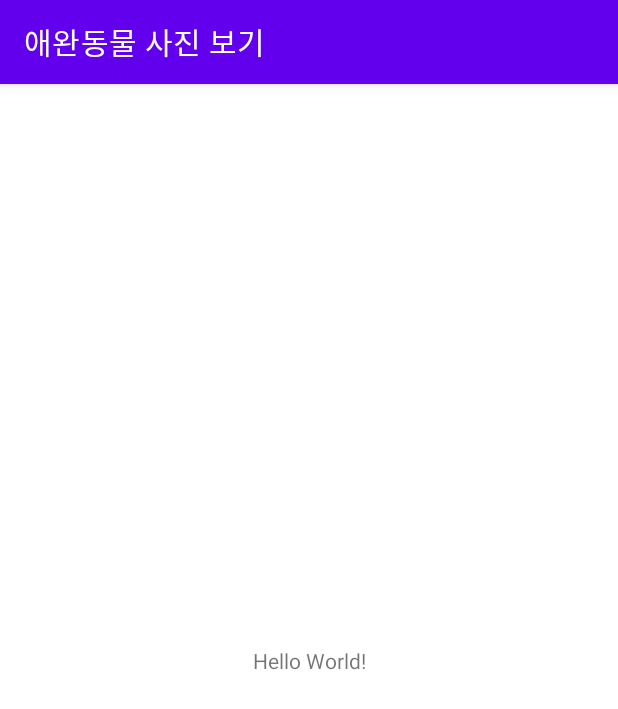
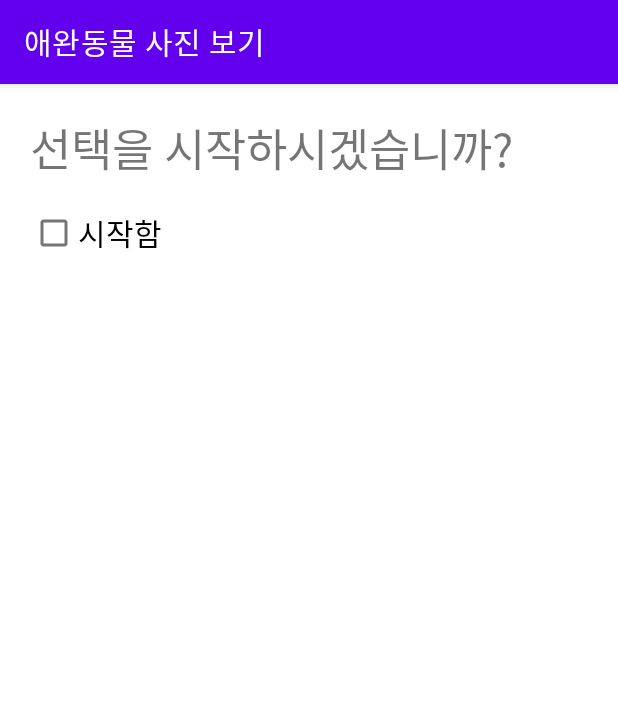
Before and after one commit to Uque1013/PetPhoto, an Android app: the screen it shows after launch (MainActivity), on a phone screen of 412 x 824 dp. Shown: the top 709 px of the screen. Run offline under Robolectric (Android 15) with nearby library versions, the phone set to English and light mode, and no system bars.

Commit message:
선택, 시작, 체크박스 완료

```diff
--- a/app/src/main/java/kr/hs/emirim/kye/petphoto/MainActivity.kt
+++ b/app/src/main/java/kr/hs/emirim/kye/petphoto/MainActivity.kt
@@ -1,11 +1,40 @@
 package kr.hs.emirim.kye.petphoto
 
+import android.annotation.SuppressLint
 import androidx.appcompat.app.AppCompatActivity
 import android.os.Bundle
+import android.view.View
+import android.widget.Button
+import android.widget.CheckBox
+import android.widget.ImageView
+import android.widget.LinearLayout
+import android.widget.RadioGroup
 
 class MainActivity : AppCompatActivity() {
+    lateinit var checkStart:CheckBox
+    lateinit var rg:RadioGroup
+    lateinit var linear:LinearLayout
+    lateinit var btnDone:Button
+    lateinit var imgv:ImageView
+
+    @SuppressLint("MissingInflatedId")
     override fun onCreate(savedInstanceState: Bundle?) {
         super.onCreate(savedInstanceState)
         setContentView(R.layout.activity_main)
+        checkStart = findViewById(R.id.check_start)
+        rg = findViewById(R.id.rg)
+        linear = findViewById(R.id.linear)
+        btnDone = findViewById(R.id.btn_done)
+        imgv = findViewById(R.id.imgv)
+        linear.visibility = View.INVISIBLE
+
+        checkStart.setOnCheckedChangeListener { compoundButton, b ->
+            if(checkStart.isChecked){
+                linear.visibility = View.VISIBLE
+            }
+            else {
+                linear.visibility = View.INVISIBLE
+            }
+        }
     }
 }
--- a/app/src/main/res/layout/activity_main.xml
+++ b/app/src/main/res/layout/activity_main.xml
@@ -1,18 +1,75 @@
 <?xml version="1.0" encoding="utf-8"?>
-<androidx.constraintlayout.widget.ConstraintLayout xmlns:android="http://schemas.android.com/apk/res/android"
+<LinearLayout xmlns:android="http://schemas.android.com/apk/res/android"
     xmlns:app="http://schemas.android.com/apk/res-auto"
     xmlns:tools="http://schemas.android.com/tools"
     android:layout_width="match_parent"
     android:layout_height="match_parent"
+    android:orientation="vertical"
+    android:padding="@dimen/padding_medium"
     tools:context=".MainActivity">
 
     <TextView
         android:layout_width="wrap_content"
         android:layout_height="wrap_content"
-        android:text="Hello World!"
-        app:layout_constraintBottom_toBottomOf="parent"
-        app:layout_constraintEnd_toEndOf="parent"
-        app:layout_constraintStart_toStartOf="parent"
-        app:layout_constraintTop_toTopOf="parent" />
+        android:text="@string/text_select_start"
+        android:textSize="@dimen/text_size_large"
+        android:layout_marginBottom="@dimen/margin_small"
+        />
+    <CheckBox
+        android:id="@+id/check_start"
+        android:layout_width="wrap_content"
+        android:layout_height="wrap_content"
+        android:text="@string/check_start"
+        android:textSize="@dimen/text_size_medium"
+        />
+    <LinearLayout
+        android:id="@+id/linear"
+        android:layout_width="match_parent"
+        android:layout_height="match_parent"
+        android:orientation="vertical"
+        android:background="#F4F4B5">
+        <TextView
+            android:layout_width="wrap_content"
+            android:layout_height="wrap_content"
+            android:text="@string/text_favorite_pet"
+            android:textSize="@dimen/text_size_medium"
+            />
+        <RadioGroup
+            android:id="@+id/rg"
+            android:layout_width="wrap_content"
+            android:layout_height="wrap_content">
+            <RadioButton
+                android:id="@+id/radio_dog"
+                android:layout_width="wrap_content"
+                android:layout_height="wrap_content"
+                android:text="@string/radio_dog"
+                android:textSize="@dimen/text_size_medium"/>
+            <RadioButton
+                android:id="@+id/radio_cat"
+                android:layout_width="wrap_content"
+                android:layout_height="wrap_content"
+                android:text="@string/radio_cat"
+                android:textSize="@dimen/text_size_medium"/>
+            <RadioButton
+                android:id="@+id/radio_rabbit"
+                android:layout_width="wrap_content"
+                android:layout_height="wrap_content"
+                android:text="@string/radio_rabbit"
+                android:textSize="@dimen/text_size_medium"/>
+            </RadioGroup>
+        <Button
+            android:id="@+id/btn_done"
+            android:layout_width="wrap_content"
+            android:layout_height="wrap_content"
+            android:layout_margin="@dimen/margin_medium"
+            android:text="@string/btn_done"/>
+        <ImageView
+            android:id="@+id/imgv"
+            android:layout_width="300dp"
+            android:layout_height="wrap_content"
+            android:adjustViewBounds="true"
+            android:src="@drawable/dog"/>
 
-</androidx.constraintlayout.widget.ConstraintLayout>
+    </LinearLayout>
+
+</LinearLayout>
--- /dev/null
+++ b/app/src/main/res/values/dimens.xml
@@ -0,0 +1,12 @@
+<?xml version="1.0" encoding="utf-8"?>
+<resources>
+    <dimen name="text_size_small">10sp</dimen>
+    <dimen name="text_size_medium">20sp</dimen>
+    <dimen name="text_size_large">30sp</dimen>
+    <dimen name="margin_small">10dp</dimen>
+    <dimen name="margin_medium">20dp</dimen>
+    <dimen name="margin_large">30dp</dimen>
+    <dimen name="padding_small">10dp</dimen>
+    <dimen name="padding_medium">20dp</dimen>
+    <dimen name="padding_large">30dp</dimen>
+</resources>
--- a/app/src/main/res/values/strings.xml
+++ b/app/src/main/res/values/strings.xml
@@ -1,7 +1,7 @@
 <resources>
     <string name="app_name">애완동물 사진 보기</string>
     <string name="text_select_start">선택을 시작하시겠습니까?</string>
-    <string name="text_favorite_pet">선택을 시작하시겠습니까?</string>
+    <string name="text_favorite_pet">좋아하는 애완동물은?</string>
     <string name="check_start">시작함</string>
     <string name="radio_dog">강아지</string>
     <string name="radio_cat">고양이</string>
```
